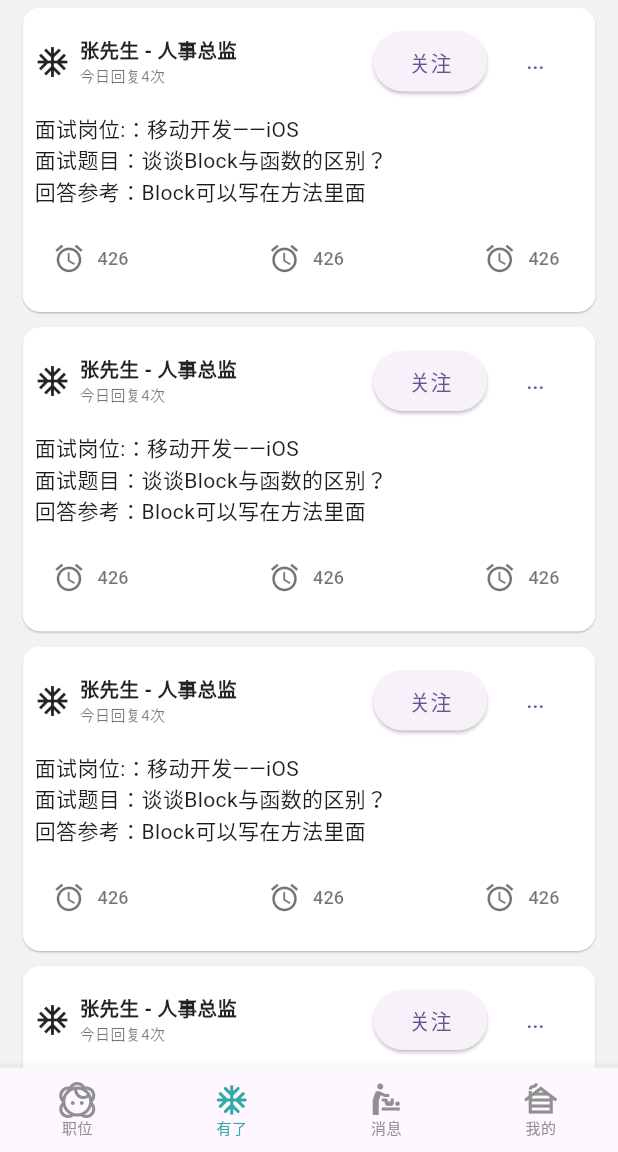
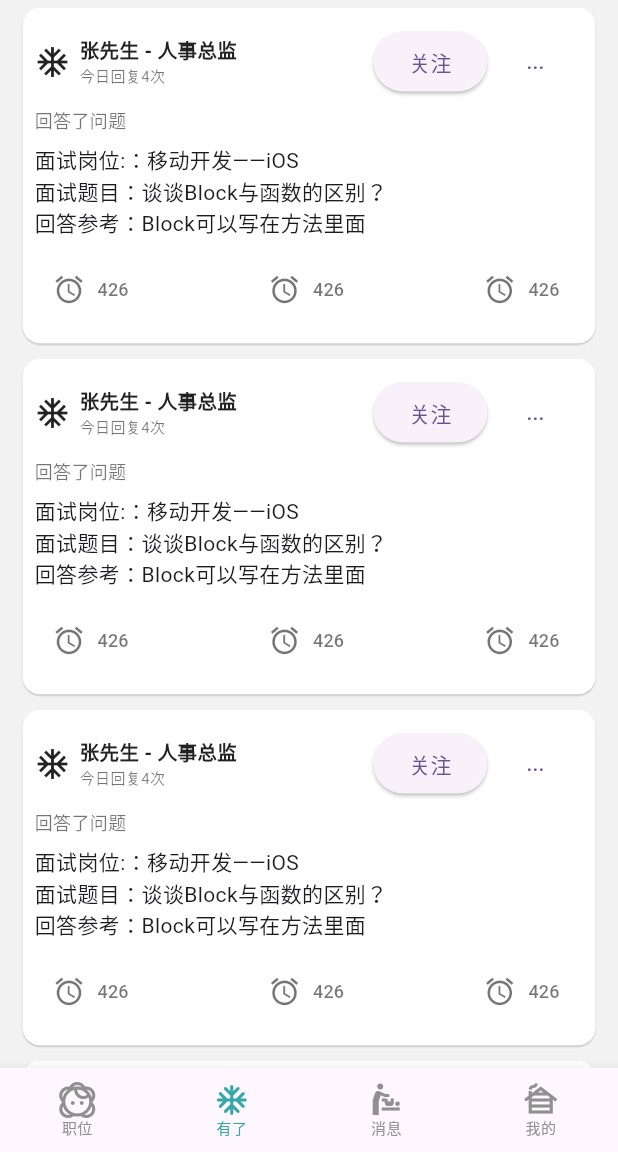
Before and after one commit to BHLinuxKernelSIG/BossZP_Flutter, a Flutter app: the screen it shows after launch, item 2 of the bottom bar chosen, on a phone screen of 412 x 824 dp, the part 84-1236 px from its top. Run offline on Flutter 3.47's test engine with Material 3 defaults, Android fonts, the phone set to English and light mode, and no system bars; our stand-ins replace cached_network_image.

Commit message:
Update follow_item_widget.dart

```diff
--- a/lib/ui/follow_item_widget.dart
+++ b/lib/ui/follow_item_widget.dart
@@ -32,7 +32,13 @@ class Follow_Item_Widget extends StatelessWidget {
                   TextButton(onPressed: () {}, child: Text("..."))
                 ],
               ),
-              SizedBox(height: 10),
+              SizedBox(height: 6),
+              Text(
+                "回答了问题",
+                style: TextStyle(
+                    fontSize: 12, color: context.read<Appearance>().darkColor),
+              ),
+              SizedBox(height: 8),
               Text.rich(
                 TextSpan(
                     text:
```
